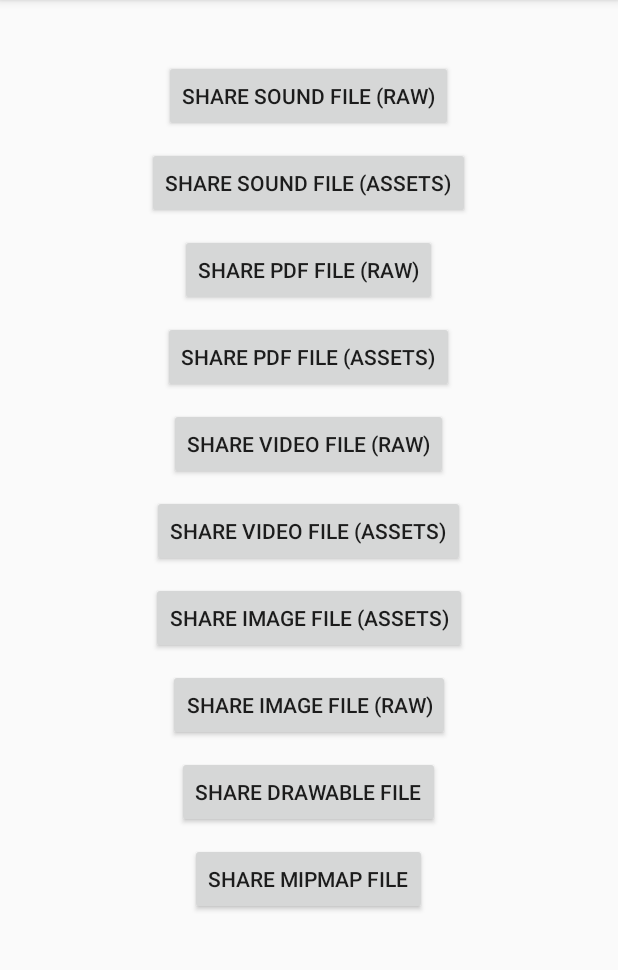
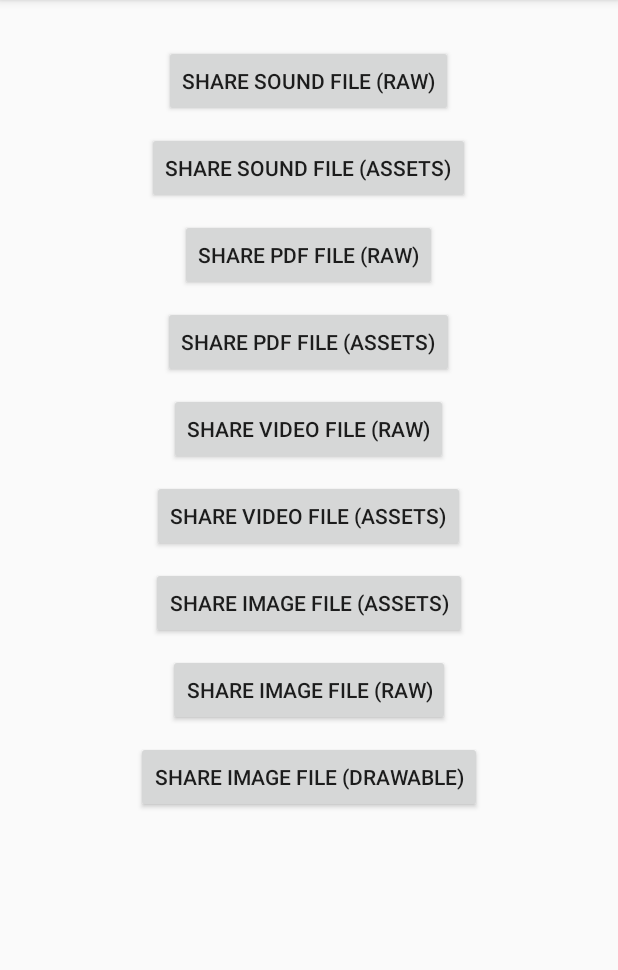
Before and after one commit to federicoboschini/Android-Resource-File-Provider, an Android app: the screen it shows after launch (MainActivity), on a phone screen of 412 x 824 dp, the part 84-1054 px from its top. Run offline under Robolectric (Android 15) with nearby library versions, the phone set to English and light mode, and no system bars.

Commit message:
refactor(sample): remove mipmap showcase + scrollable

```diff
--- a/sample/src/main/res/layout/activity_main.xml
+++ b/sample/src/main/res/layout/activity_main.xml
@@ -1,15 +1,20 @@
 <?xml version="1.0" encoding="utf-8"?>
-<RelativeLayout xmlns:android="http://schemas.android.com/apk/res/android"
+<ScrollView xmlns:android="http://schemas.android.com/apk/res/android"
     xmlns:tools="http://schemas.android.com/tools"
     android:layout_width="match_parent"
-    android:layout_height="match_parent"
+    android:layout_height="wrap_content"
     tools:context="it.federicoboschini.fileprovidersample.MainActivity">
+
+    <RelativeLayout
+        android:layout_width="match_parent"
+        android:layout_height="wrap_content"
+        android:paddingTop="30dp"
+        android:paddingBottom="30dp">
 
         <Button
             android:id="@+id/shareSoundRaw"
             android:layout_width="wrap_content"
             android:layout_height="wrap_content"
-        android:layout_marginTop="40dp"
             android:layout_centerHorizontal="true"
             android:onClick="shareRawSoundFile"
             android:text="@string/share_sound_file_raw" />
@@ -94,14 +99,6 @@
             android:onClick="shareDrawableFile"
             android:text="@string/share_drawable_file" />
 
-    <Button
-        android:id="@+id/shareMipMap"
-        android:layout_width="wrap_content"
-        android:layout_height="wrap_content"
-        android:layout_below="@id/shareDrawable"
-        android:layout_centerHorizontal="true"
-        android:layout_marginTop="10dp"
-        android:onClick="shareMipMapFile"
-        android:text="@string/share_mipmap_file" />
+    </RelativeLayout>
 
-</RelativeLayout>
+</ScrollView>
--- a/sample/src/main/res/values/strings.xml
+++ b/sample/src/main/res/values/strings.xml
@@ -9,6 +9,5 @@
     <string name="share_video_file_assets">Share video file (assets)</string>
     <string name="share_image_file_assets">Share image file (assets)</string>
     <string name="share_image_file_raw">Share image file (raw)</string>
-    <string name="share_drawable_file">Share drawable file</string>
-    <string name="share_mipmap_file">Share mipmap file</string>
+    <string name="share_drawable_file">Share image file (drawable)</string>
 </resources>
```
Also changed, not shown: sample/src/main/java/it/federicoboschini/fileprovidersample/MainActivity.java (+0 -14 lines). Lines whose indentation alone changed are shown as unchanged.
